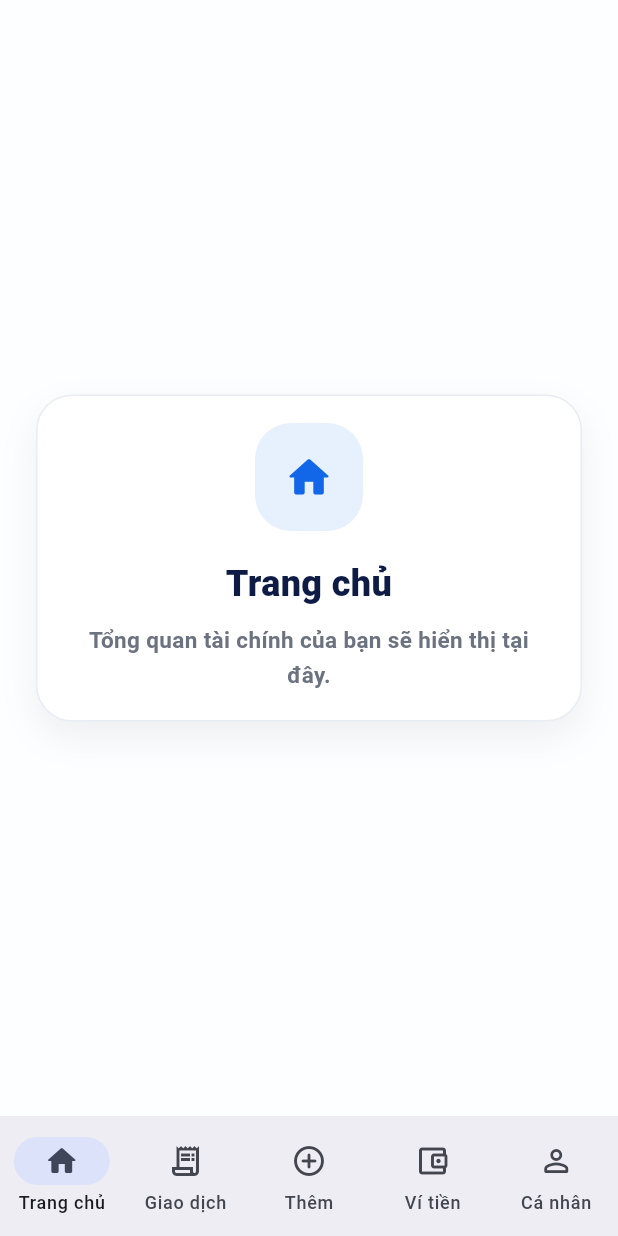
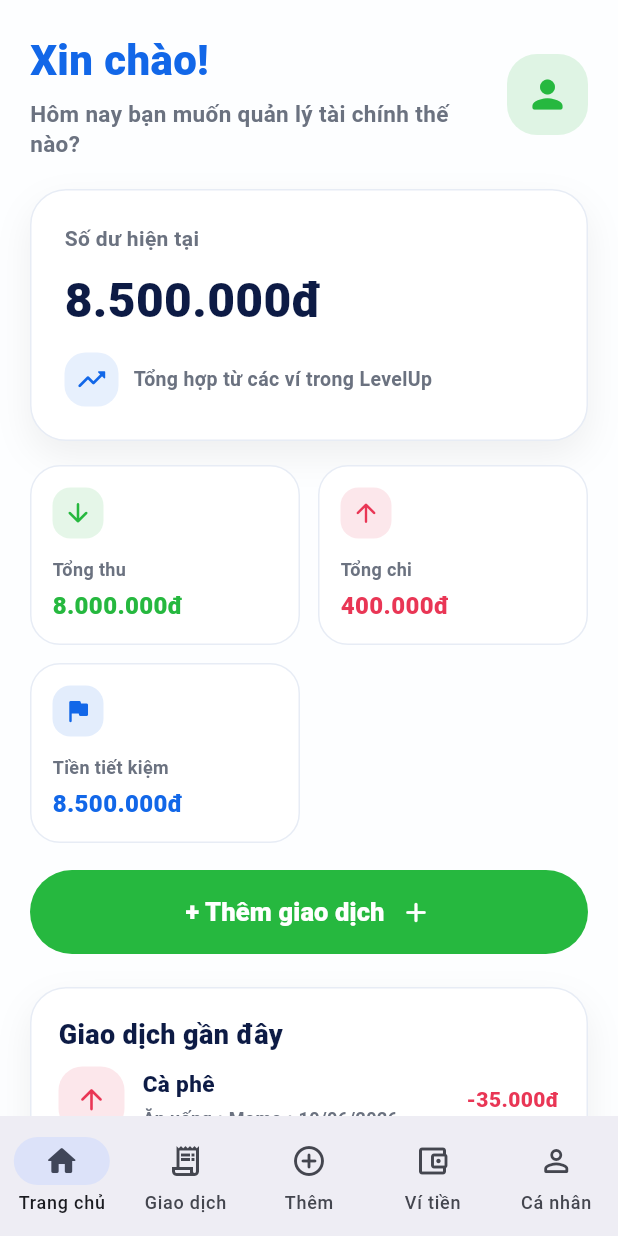
Before and after one commit to vovanvi0906/LevelUp, a Flutter app: the MainNavigationScreen screen opened by its route, on a phone screen of 412 x 824 dp. Run offline on Flutter 3.47's test engine with Material 3 defaults, Android fonts, the phone set to English and light mode, and no system bars; Roboto replaces fonts that are missing (Arial).

Commit message:
Build home dashboard with app state data

```diff
--- /dev/null
+++ b/lib/screens/home/home_screen.dart
@@ -0,0 +1,59 @@
+import 'package:flutter/material.dart';
+import 'package:saveup/core/theme/app_colors.dart';
+import 'package:saveup/screens/home/widgets/balance_overview_card.dart';
+import 'package:saveup/screens/home/widgets/home_header.dart';
+import 'package:saveup/screens/home/widgets/recent_transactions_section.dart';
+import 'package:saveup/screens/home/widgets/saving_goal_preview_card.dart';
+import 'package:saveup/screens/home/widgets/summary_cards_row.dart';
+import 'package:saveup/screens/home/widgets/wallet_preview_section.dart';
+import 'package:saveup/state/app_state.dart';
+import 'package:saveup/widgets/app_button.dart';
+
+class HomeScreen extends StatelessWidget {
+  final AppState appState;
+  final VoidCallback onAddTransactionTap;
+
+  const HomeScreen({
+    super.key,
+    required this.appState,
+    required this.onAddTransactionTap,
+  });
+
+  @override
+  Widget build(BuildContext context) {
+    return ColoredBox(
+      color: AppColors.scaffoldBackground,
+      child: SafeArea(
+        child: SingleChildScrollView(
+          padding: const EdgeInsets.fromLTRB(20, 20, 20, 28),
+          child: Column(
+            crossAxisAlignment: CrossAxisAlignment.stretch,
+            children: [
+              const HomeHeader(),
+              const SizedBox(height: 20),
+              BalanceOverviewCard(totalBalance: appState.totalBalance),
+              const SizedBox(height: 16),
+              SummaryCardsRow(
+                monthlyIncome: appState.monthlyIncome,
+                monthlyExpense: appState.monthlyExpense,
+                totalSavings: appState.totalSavings,
+              ),
+              const SizedBox(height: 18),
+              AppButton(
+                label: '+ Thêm giao dịch',
+                icon: Icons.add_rounded,
+                onPressed: onAddTransactionTap,
+              ),
+              const SizedBox(height: 22),
+              RecentTransactionsSection(appState: appState),
+              const SizedBox(height: 22),
+              WalletPreviewSection(wallets: appState.wallets.take(4).toList()),
+              const SizedBox(height: 22),
+              SavingGoalPreviewCard(savingGoals: appState.savingGoals),
+            ],
+          ),
+        ),
+      ),
+    );
+  }
+}
--- /dev/null
+++ b/lib/screens/home/widgets/balance_overview_card.dart
@@ -0,0 +1,68 @@
+import 'package:flutter/material.dart';
+import 'package:saveup/core/theme/app_colors.dart';
+import 'package:saveup/core/utils/currency_formatter.dart';
+import 'package:saveup/widgets/app_card.dart';
+
+class BalanceOverviewCard extends StatelessWidget {
+  final double totalBalance;
+
+  const BalanceOverviewCard({super.key, required this.totalBalance});
+
+  @override
+  Widget build(BuildContext context) {
+    return AppCard(
+      padding: const EdgeInsets.all(22),
+      child: Column(
+        crossAxisAlignment: CrossAxisAlignment.start,
+        children: [
+          const Text(
+            'Số dư hiện tại',
+            style: TextStyle(
+              color: AppColors.textGray,
+              fontSize: 14,
+              fontWeight: FontWeight.w700,
+            ),
+          ),
+          const SizedBox(height: 8),
+          Text(
+            CurrencyFormatter.formatVnd(totalBalance),
+            style: const TextStyle(
+              color: AppColors.darkBlue,
+              fontSize: 32,
+              fontWeight: FontWeight.w900,
+            ),
+          ),
+          const SizedBox(height: 12),
+          Row(
+            children: [
+              Container(
+                width: 36,
+                height: 36,
+                decoration: BoxDecoration(
+                  color: AppColors.primaryBlue.withValues(alpha: 0.1),
+                  borderRadius: BorderRadius.circular(14),
+                ),
+                child: const Icon(
+                  Icons.trending_up_rounded,
+                  color: AppColors.primaryBlue,
+                  size: 22,
+                ),
+              ),
+              const SizedBox(width: 10),
+              const Expanded(
+                child: Text(
+                  'Tổng hợp từ các ví trong LevelUp',
+                  style: TextStyle(
+                    color: AppColors.textGray,
+                    fontSize: 13,
+                    fontWeight: FontWeight.w600,
+                  ),
+                ),
+              ),
+            ],
+          ),
+        ],
+      ),
+    );
+  }
+}
--- /dev/null
+++ b/lib/screens/home/widgets/home_header.dart
@@ -0,0 +1,53 @@
+import 'package:flutter/material.dart';
+import 'package:saveup/core/theme/app_colors.dart';
+
+class HomeHeader extends StatelessWidget {
+  const HomeHeader({super.key});
+
+  @override
+  Widget build(BuildContext context) {
+    return Row(
+      children: [
+        const Expanded(
+          child: Column(
+            crossAxisAlignment: CrossAxisAlignment.start,
+            children: [
+              Text(
+                'Xin chào!',
+                style: TextStyle(
+                  color: AppColors.primaryBlue,
+                  fontSize: 28,
+                  fontWeight: FontWeight.w900,
+                ),
+              ),
+              SizedBox(height: 6),
+              Text(
+                'Hôm nay bạn muốn quản lý tài chính thế nào?',
+                style: TextStyle(
+                  color: AppColors.textGray,
+                  fontSize: 15,
+                  height: 1.35,
+                  fontWeight: FontWeight.w600,
+                ),
+              ),
+            ],
+          ),
+        ),
+        const SizedBox(width: 14),
+        Container(
+          width: 54,
+          height: 54,
+          decoration: BoxDecoration(
+            color: AppColors.primaryGreen.withValues(alpha: 0.14),
+            borderRadius: BorderRadius.circular(20),
+          ),
+          child: const Icon(
+            Icons.person_rounded,
+            color: AppColors.primaryGreen,
+            size: 30,
+          ),
+        ),
+      ],
+    );
+  }
+}
--- /dev/null
+++ b/lib/screens/home/widgets/recent_transactions_section.dart
@@ -0,0 +1,39 @@
+import 'package:flutter/material.dart';
+import 'package:saveup/state/app_state.dart';
+import 'package:saveup/widgets/app_card.dart';
+import 'package:saveup/widgets/empty_state.dart';
+import 'package:saveup/widgets/section_header.dart';
+import 'package:saveup/widgets/transaction_tile.dart';
+
+class RecentTransactionsSection extends StatelessWidget {
+  final AppState appState;
+
+  const RecentTransactionsSection({super.key, required this.appState});
+
+  @override
+  Widget build(BuildContext context) {
+    final transactions = appState.recentTransactions.take(5).toList();
+
+    return AppCard(
+      child: Column(
+        children: [
+          const SectionHeader(title: 'Giao dịch gần đây'),
+          if (transactions.isEmpty)
+            const EmptyState(
+              icon: Icons.receipt_long_rounded,
+              title: 'Chưa có giao dịch',
+              message: 'Các khoản thu chi mới nhất sẽ hiển thị ở đây.',
+            )
+          else
+            ...transactions.map(
+              (transaction) => TransactionTile(
+                transaction: transaction,
+                category: appState.findCategoryById(transaction.categoryId),
+                wallet: appState.findWalletById(transaction.walletId),
+              ),
+            ),
+        ],
+      ),
+    );
+  }
+}
--- /dev/null
+++ b/lib/screens/home/widgets/summary_cards_row.dart
@@ -0,0 +1,118 @@
+import 'package:flutter/material.dart';
+import 'package:saveup/core/theme/app_colors.dart';
+import 'package:saveup/core/utils/currency_formatter.dart';
+
+class SummaryCardsRow extends StatelessWidget {
+  final double monthlyIncome;
+  final double monthlyExpense;
+  final double totalSavings;
+
+  const SummaryCardsRow({
+    super.key,
+    required this.monthlyIncome,
+    required this.monthlyExpense,
+    required this.totalSavings,
+  });
+
+  @override
+  Widget build(BuildContext context) {
+    final items = [
+      _SummaryItem(
+        title: 'Tổng thu',
+        amount: monthlyIncome,
+        icon: Icons.arrow_downward_rounded,
+        color: AppColors.primaryGreen,
+      ),
+      _SummaryItem(
+        title: 'Tổng chi',
+        amount: monthlyExpense,
+        icon: Icons.arrow_upward_rounded,
+        color: AppColors.expenseRed,
+      ),
+      _SummaryItem(
+        title: 'Tiền tiết kiệm',
+        amount: totalSavings,
+        icon: Icons.flag_rounded,
+        color: AppColors.primaryBlue,
+      ),
+    ];
+
+    return LayoutBuilder(
+      builder: (context, constraints) {
+        final itemWidth = (constraints.maxWidth - 12) / 2;
+
+        return Wrap(
+          spacing: 12,
+          runSpacing: 12,
+          children: items
+              .map((item) => SizedBox(width: itemWidth, child: item))
+              .toList(),
+        );
+      },
+    );
+  }
+}
+
+class _SummaryItem extends StatelessWidget {
+  final String title;
+  final double amount;
+  final IconData icon;
+  final Color color;
+
+  const _SummaryItem({
+    required this.title,
+    required this.amount,
+    required this.icon,
+    required this.color,
+  });
+
+  @override
+  Widget build(BuildContext context) {
+    return Container(
+      padding: const EdgeInsets.all(14),
+      decoration: BoxDecoration(
+        color: AppColors.white,
+        borderRadius: BorderRadius.circular(20),
+        border: Border.all(color: const Color(0xFFE7ECF5)),
+      ),
+      child: Column(
+        crossAxisAlignment: CrossAxisAlignment.start,
+        children: [
+          Container(
+            width: 34,
+            height: 34,
+            decoration: BoxDecoration(
+              color: color.withValues(alpha: 0.12),
+              borderRadius: BorderRadius.circular(12),
+            ),
+            child: Icon(icon, color: color, size: 20),
+          ),
+          const SizedBox(height: 12),
+          Text(
+            title,
+            maxLines: 1,
+            overflow: TextOverflow.ellipsis,
+            style: const TextStyle(
+              color: AppColors.textGray,
+              fontSize: 12,
+              fontWeight: FontWeight.w700,
+            ),
+          ),
+          const SizedBox(height: 4),
+          FittedBox(
+            fit: BoxFit.scaleDown,
+            alignment: Alignment.centerLeft,
+            child: Text(
+              CurrencyFormatter.formatVnd(amount),
+              style: TextStyle(
+                color: color,
+                fontSize: 16,
+                fontWeight: FontWeight.w900,
+              ),
+            ),
+          ),
+        ],
+      ),
+    );
+  }
+}
--- a/lib/screens/main/main_navigation_screen.dart
+++ b/lib/screens/main/main_navigation_screen.dart
@@ -1,4 +1,6 @@
 import 'package:flutter/material.dart';
+import 'package:saveup/screens/home/home_screen.dart';
+import 'package:saveup/state/app_state.dart';
 import 'package:saveup/widgets/coming_soon_placeholder.dart';
 
 class MainNavigationScreen extends StatefulWidget {
@@ -9,35 +11,50 @@ class MainNavigationScreen extends StatefulWidget {
 }
 
 class _MainNavigationScreenState extends State<MainNavigationScreen> {
+  final _appState = AppState();
   var _selectedIndex = 0;
 
-  final _pages = const [
-    ComingSoonPlaceholder(
-      icon: Icons.home_rounded,
-      title: 'Trang chủ',
-      description: 'Tổng quan tài chính của bạn sẽ hiển thị tại đây.',
+  @override
+  void dispose() {
+    _appState.dispose();
+    super.dispose();
+  }
+
+  void _openAddTransactionTab() {
+    setState(() {
+      _selectedIndex = 2;
+    });
+  }
+
+  List<Widget> get _pages {
+    return [
+      HomeScreen(
+        appState: _appState,
+        onAddTransactionTap: _openAddTransactionTab,
       ),
-    ComingSoonPlaceholder(
+      const ComingSoonPlaceholder(
         icon: Icons.receipt_long_rounded,
         title: 'Giao dịch',
         description: 'Danh sách thu chi sẽ hiển thị tại đây.',
       ),
-    ComingSoonPlaceholder(
+      const ComingSoonPlaceholder(
         icon: Icons.add_circle_rounded,
         title: 'Thêm giao dịch',
-      description: 'Form thêm khoản thu/chi sẽ được xây dựng ở giai đoạn sau.',
+        description:
+            'Form thêm khoản thu/chi sẽ được xây dựng ở giai đoạn sau.',
       ),
-    ComingSoonPlaceholder(
+      const ComingSoonPlaceholder(
         icon: Icons.account_balance_wallet_rounded,
         title: 'Ví tiền',
         description: 'Danh sách ví của bạn sẽ hiển thị tại đây.',
       ),
-    ComingSoonPlaceholder(
+      const ComingSoonPlaceholder(
         icon: Icons.person_rounded,
         title: 'Cá nhân',
         description: 'Thông tin tài khoản và cài đặt sẽ hiển thị tại đây.',
       ),
     ];
+  }
 
   @override
   Widget build(BuildContext context) {
--- /dev/null
+++ b/lib/widgets/transaction_tile.dart
@@ -0,0 +1,97 @@
+import 'package:flutter/material.dart';
+import 'package:saveup/core/theme/app_colors.dart';
+import 'package:saveup/core/utils/currency_formatter.dart';
+import 'package:saveup/models/category_model.dart';
+import 'package:saveup/models/transaction_model.dart';
+import 'package:saveup/models/wallet_model.dart';
+
+class TransactionTile extends StatelessWidget {
+  final TransactionModel transaction;
+  final CategoryModel? category;
+  final WalletModel? wallet;
+
+  const TransactionTile({
+    super.key,
+    required this.transaction,
+    required this.category,
+    required this.wallet,
+  });
+
+  @override
+  Widget build(BuildContext context) {
+    final amountColor = transaction.isIncome
+        ? AppColors.primaryGreen
+        : AppColors.expenseRed;
+    final amountPrefix = transaction.isIncome ? '+' : '-';
+    final categoryName = category?.name ?? 'Không rõ danh mục';
+    final walletName = wallet?.name ?? 'Không rõ ví';
+
+    return Padding(
+      padding: const EdgeInsets.symmetric(vertical: 8),
+      child: Row(
+        crossAxisAlignment: CrossAxisAlignment.center,
+        children: [
+          Container(
+            width: 44,
+            height: 44,
+            decoration: BoxDecoration(
+              color: amountColor.withValues(alpha: 0.12),
+              borderRadius: BorderRadius.circular(16),
+            ),
+            child: Icon(
+              transaction.isIncome
+                  ? Icons.arrow_downward_rounded
+                  : Icons.arrow_upward_rounded,
+              color: amountColor,
+              size: 22,
+            ),
+          ),
+          const SizedBox(width: 12),
+          Expanded(
+            child: Column(
+              crossAxisAlignment: CrossAxisAlignment.start,
+              children: [
+                Text(
+                  transaction.title,
+                  maxLines: 1,
+                  overflow: TextOverflow.ellipsis,
+                  style: const TextStyle(
+                    color: AppColors.darkBlue,
+                    fontSize: 15,
+                    fontWeight: FontWeight.w900,
+                  ),
+                ),
+                const SizedBox(height: 4),
+                Text(
+                  '$categoryName • $walletName • ${_formatDate(transaction.dateTime)}',
+                  maxLines: 1,
+                  overflow: TextOverflow.ellipsis,
+                  style: const TextStyle(
+                    color: AppColors.textGray,
+                    fontSize: 12,
+                    fontWeight: FontWeight.w600,
+                  ),
+                ),
+              ],
+            ),
+          ),
+          const SizedBox(width: 10),
+          Text(
+            '$amountPrefix${CurrencyFormatter.formatVnd(transaction.amount)}',
+            style: TextStyle(
+              color: amountColor,
+              fontSize: 14,
+              fontWeight: FontWeight.w900,
+            ),
+          ),
+        ],
+      ),
+    );
+  }
+
+  String _formatDate(DateTime dateTime) {
+    final day = dateTime.day.toString().padLeft(2, '0');
+    final month = dateTime.month.toString().padLeft(2, '0');
+    return '$day/$month/${dateTime.year}';
+  }
+}
```
Also changed, not shown: lib/screens/home/widgets/saving_goal_preview_card.dart (added, +103 -0 lines), lib/screens/home/widgets/wallet_preview_section.dart (added, +36 -0 lines), lib/widgets/empty_state.dart (added, +57 -0 lines), lib/widgets/wallet_card.dart (added, +83 -0 lines), 2 other files. Lines whose indentation alone changed are shown as unchanged.
